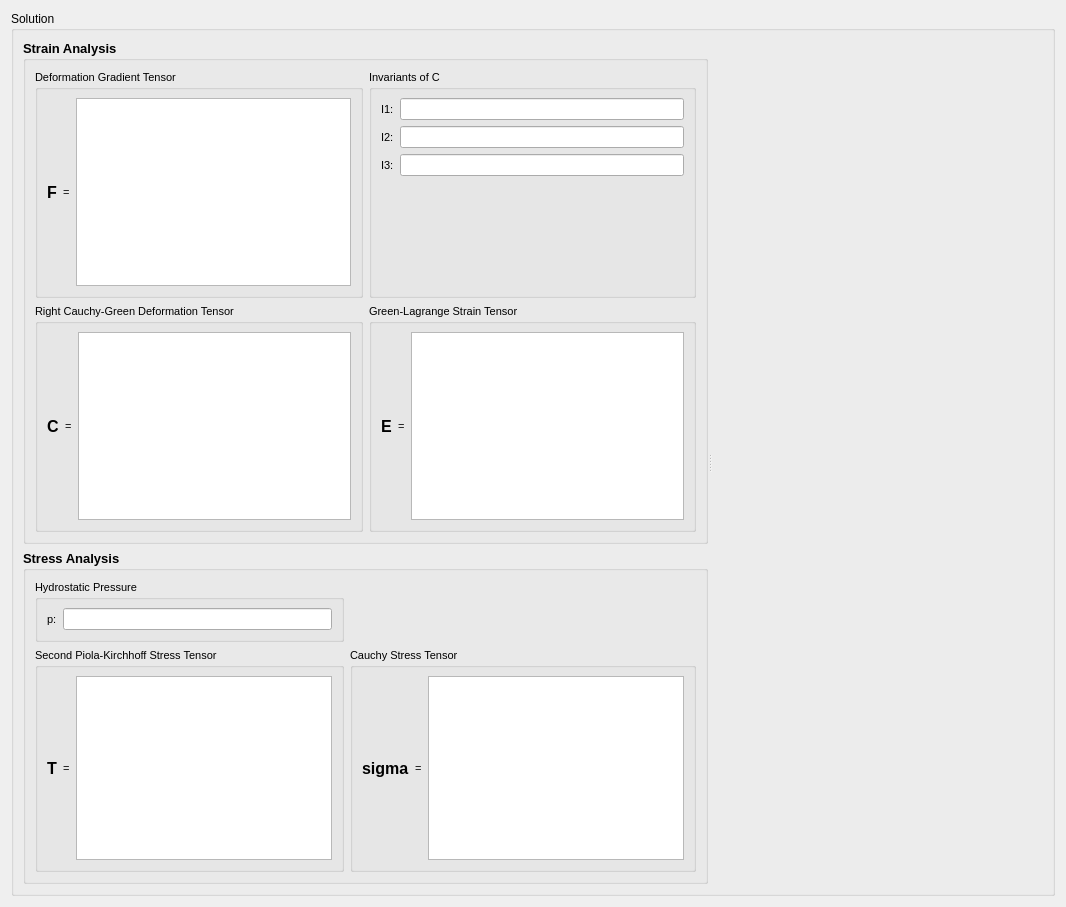
hsorby/neon, file res/designer/simulations/biomeng321lab1.ui: the form before one commit.
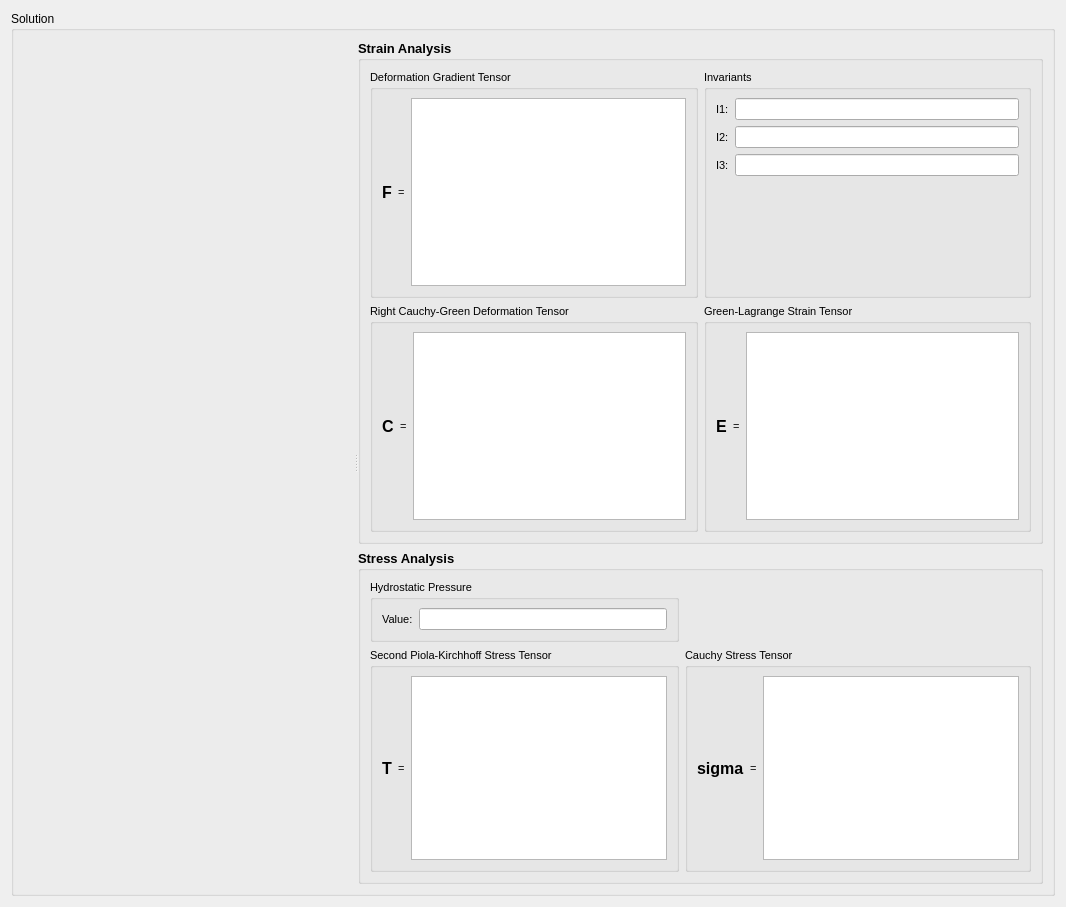
The form after the commit. Custom widgets are drawn as their Qt base class.

```diff
--- a/res/designer/simulations/biomeng321lab1.ui
+++ b/res/designer/simulations/biomeng321lab1.ui
@@ -25,13 +25,21 @@
         <property name="orientation">
          <enum>Qt::Horizontal</enum>
         </property>
-        <widget class="QWidget" name="layoutWidget">
+        <widget class="SceneviewerWidget" name="widgetSceneviewer" native="true">
+         <property name="sizePolicy">
+          <sizepolicy hsizetype="Expanding" vsizetype="Ignored">
+           <horstretch>10</horstretch>
+           <verstretch>0</verstretch>
+          </sizepolicy>
+         </property>
+        </widget>
+        <widget class="QWidget" name="">
          <layout class="QVBoxLayout" name="verticalLayout">
           <item>
            <widget class="QGroupBox" name="groupBox_9">
             <property name="sizePolicy">
-             <sizepolicy hsizetype="Expanding" vsizetype="Expanding">
-              <horstretch>2</horstretch>
+             <sizepolicy hsizetype="Preferred" vsizetype="Preferred">
+              <horstretch>1</horstretch>
               <verstretch>0</verstretch>
              </sizepolicy>
             </property>
@@ -109,7 +117,7 @@
                 </font>
                </property>
                <property name="title">
-                <string>Invariants of C</string>
+                <string>Invariants</string>
                </property>
                <layout class="QFormLayout" name="formLayout">
                 <item row="0" column="0">
@@ -257,8 +265,8 @@
           <item>
            <widget class="QGroupBox" name="groupBox_10">
             <property name="sizePolicy">
-             <sizepolicy hsizetype="Expanding" vsizetype="Expanding">
-              <horstretch>2</horstretch>
+             <sizepolicy hsizetype="Preferred" vsizetype="Preferred">
+              <horstretch>1</horstretch>
               <verstretch>0</verstretch>
              </sizepolicy>
             </property>
@@ -289,7 +297,7 @@
                 <item row="0" column="0">
                  <widget class="QLabel" name="label_6">
                   <property name="text">
-                   <string>p:</string>
+                   <string>Value:</string>
                   </property>
                  </widget>
                 </item>
@@ -413,14 +421,6 @@
           </item>
          </layout>
         </widget>
-        <widget class="SceneviewerWidget" name="widgetSceneviewer" native="true">
-         <property name="sizePolicy">
-          <sizepolicy hsizetype="Expanding" vsizetype="Ignored">
-           <horstretch>3</horstretch>
-           <verstretch>0</verstretch>
-          </sizepolicy>
-         </property>
-        </widget>
        </widget>
       </item>
      </layout>
```
Left out of the diff: 2 changed lines with no effect on the pictures.
